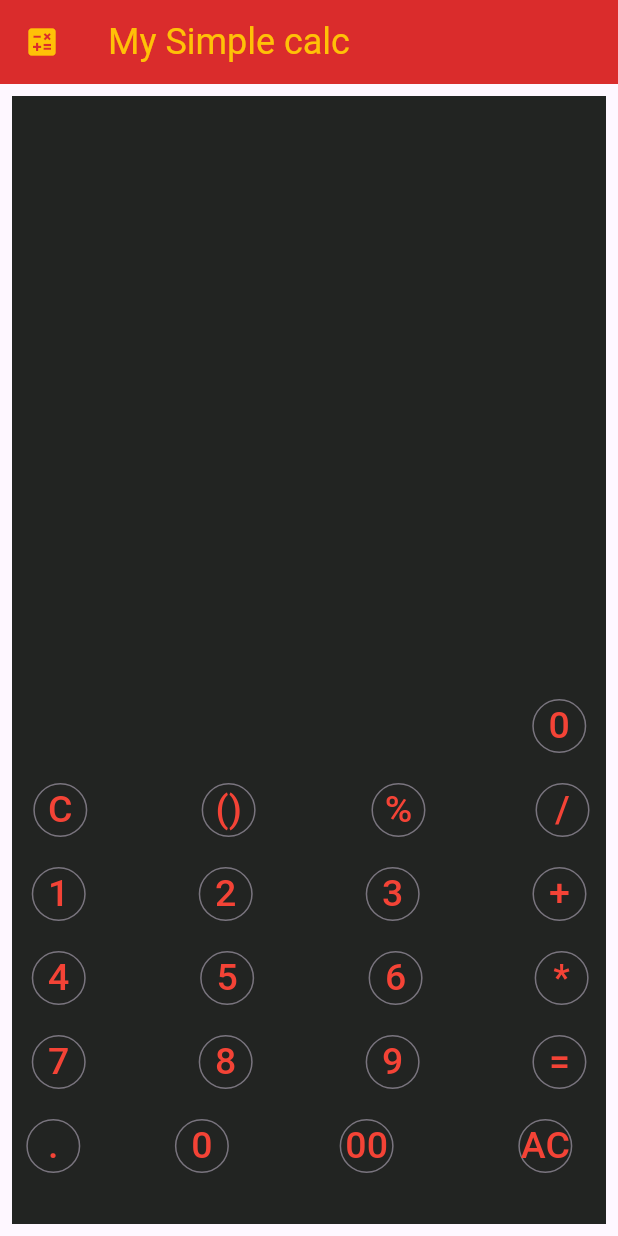
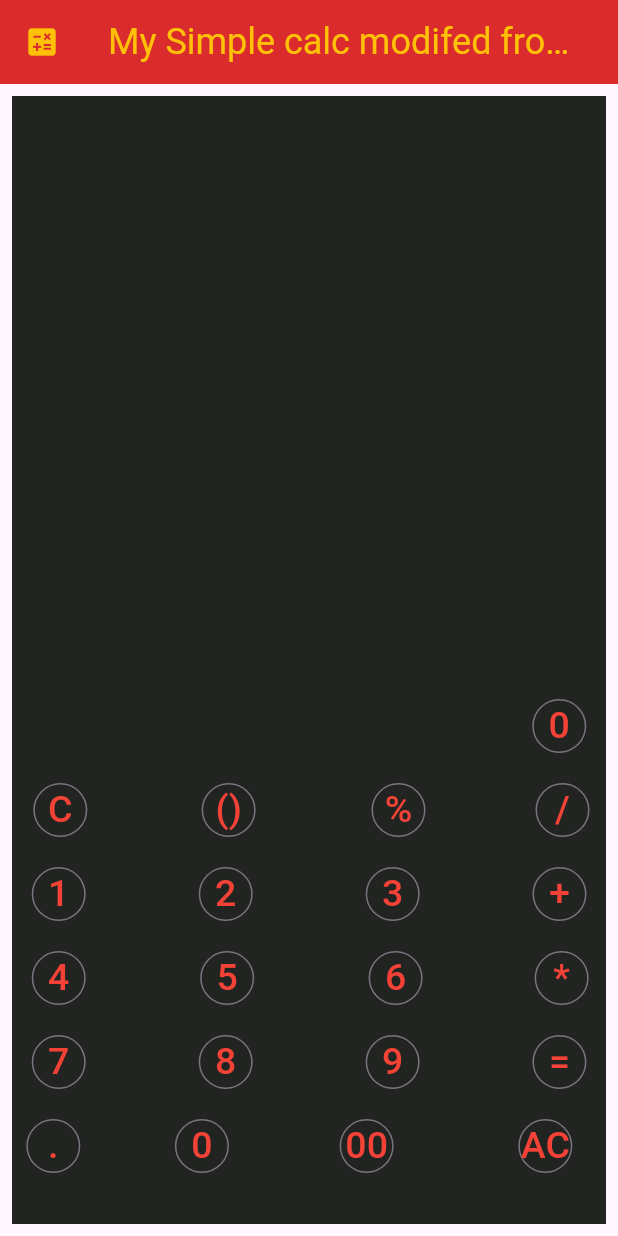
Before and after one commit to ashwanisohaan/cooklog, a Flutter app: the screen it shows after launch, on a phone screen of 412 x 824 dp. Run offline on Flutter 3.47's test engine with Material 3 defaults, Android fonts, the phone set to English and light mode, and no system bars.

Commit message:
purgin and title change
removed unused code from imports and title modified

```diff
--- a/lib/components/UIElement/ElevatedButton.dart
+++ b/lib/components/UIElement/ElevatedButton.dart
@@ -1,6 +1,4 @@
 import 'package:flutter/material.dart';
-import 'package:flutter/widgets.dart';
-import 'package:my_first_flutter_app/components/UIElement/OnPressed.dart';
 
 class Buttons extends StatelessWidget {
   void _Buttons() {
--- a/lib/components/screens/calculator.dart
+++ b/lib/components/screens/calculator.dart
@@ -7,7 +7,7 @@ class Calculator extends StatelessWidget {
     return Scaffold(
         appBar: AppBar(
           title: Text(
-            'My Simple calc',
+            'My Simple calc modifed from sukhwant',
             style: TextStyle(
               color: Colors.amber,
               fontSize: 24,
@@ -83,6 +83,5 @@ class Calculator extends StatelessWidget {
                 ]),
           ),
         ));
-    ;
   }
 }
--- a/lib/main.dart
+++ b/lib/main.dart
@@ -1,6 +1,5 @@
 import 'package:flutter/material.dart';
 import 'package:my_first_flutter_app/components/screens/calculator.dart';
-import 'package:my_first_flutter_app/components/screens/login_screen.dart';
 
 void main() {
   runApp(MyApp());
```
